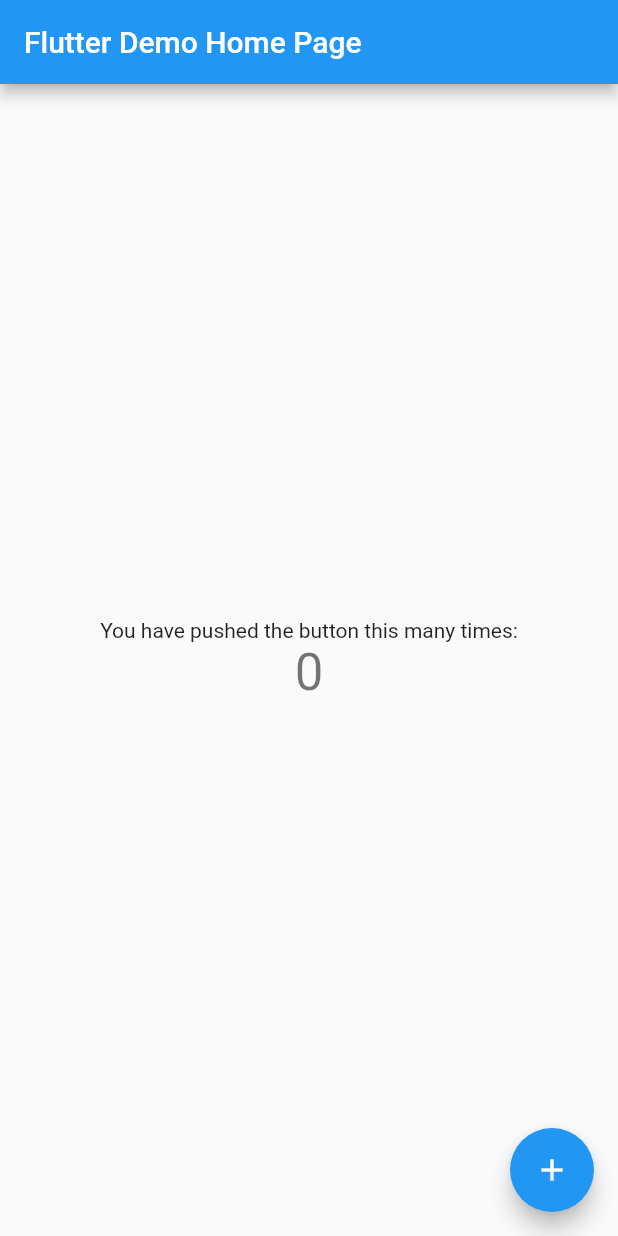
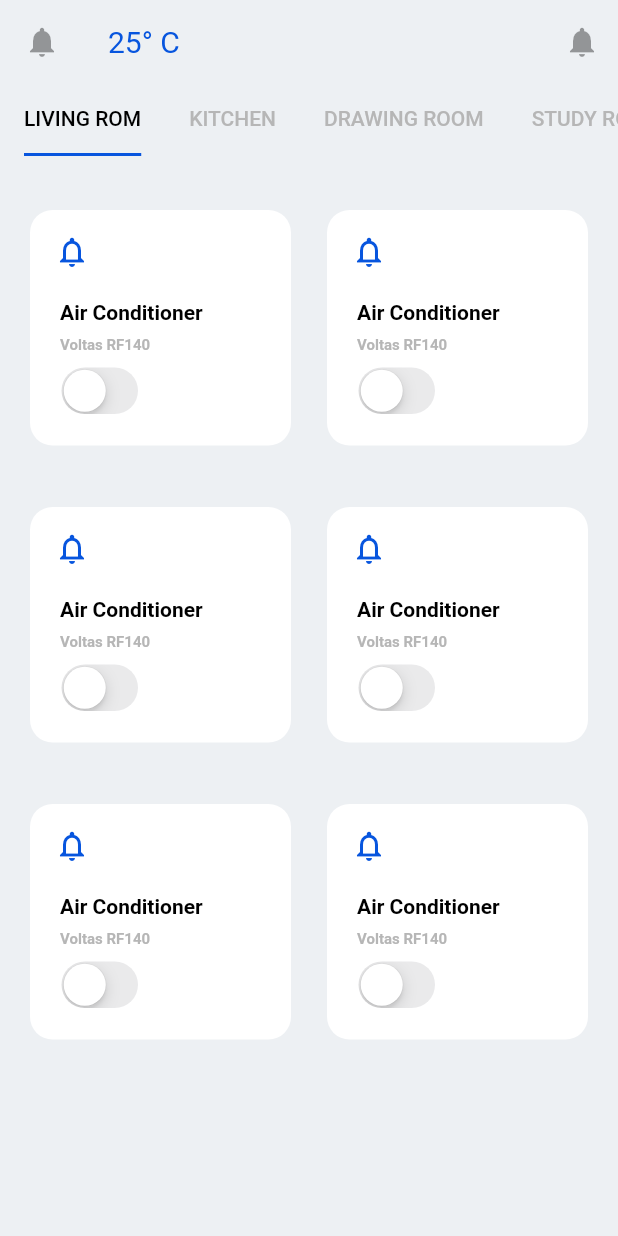
Before and after one commit to vagnersabadi/smart-home, a Flutter app: the screen it shows after launch, on a phone screen of 412 x 824 dp. Run offline on Flutter 3.47's test engine with Material 2 defaults, Android fonts, the phone set to English and light mode, and no system bars.

Commit message:
feat(menu): list cards

```diff
--- a/lib/main.dart
+++ b/lib/main.dart
@@ -1,4 +1,6 @@
+import 'package:flutter/cupertino.dart';
 import 'package:flutter/material.dart';
+import './theme/theme.dart';
 
 void main() => runApp(MyApp());
 
@@ -7,105 +9,133 @@ class MyApp extends StatelessWidget {
   @override
   Widget build(BuildContext context) {
     return MaterialApp(
-      title: 'Flutter Demo',
-      theme: ThemeData(
-        // This is the theme of your application.
-        //
-        // Try running your application with "flutter run". You'll see the
-        // application has a blue toolbar. Then, without quitting the app, try
-        // changing the primarySwatch below to Colors.green and then invoke
-        // "hot reload" (press "r" in the console where you ran "flutter run",
-        // or simply save your changes to "hot reload" in a Flutter IDE).
-        // Notice that the counter didn't reset back to zero; the application
-        // is not restarted.
-        primarySwatch: Colors.blue,
-      ),
-      home: MyHomePage(title: 'Flutter Demo Home Page'),
-    );
+        debugShowCheckedModeBanner: false,
+        home: DefaultTabController(
+            length: 4,
+            child: Scaffold(
+              appBar: AppBar(
+                elevation: 0.0,
+                leading: IconButton(
+                    icon: Icon(Icons.notifications), onPressed: null),
+                title: Text(
+                  '25° C',
+                  style: TextStyle(
+                      fontWeight: FontWeight.w400, color: ColorPrimary),
+                ),
+                backgroundColor: ColorSecondary,
+                actions: <Widget>[
+                  IconButton(icon: Icon(Icons.notifications), onPressed: null)
+                ],
+                bottom: TabBar(
+                  isScrollable: true,
+                  indicatorColor: ColorPrimary,
+                  labelColor: Colors.black,
+                  unselectedLabelColor: Grey1,
+                  indicatorSize: TabBarIndicatorSize.label,
+                  tabs: [
+                    // Tab(icon: Icon(Icons.directions_car)),
+                    Tab(
+                      text: 'LIVING ROM',
+                    ),
+                    Tab(
+                      text: 'KITCHEN',
+                    ),
+                    Tab(
+                      text: 'DRAWING ROOM',
+                    ),
+                    Tab(
+                      text: 'STUDY ROOM',
+                    ),
+                  ],
+                ),
+              ),
+              backgroundColor: ColorSecondary,
+              body: TabBarView(
+                children: [
+                  new Padding(
+                    padding: EdgeInsets.only(top: 16),
+                    child: ListCards(),
+                  ),
+                  Icon(Icons.directions_transit),
+                  Icon(Icons.directions_bike),
+                  Icon(Icons.directions_bike),
+                ],
+              ),
+            )));
   }
 }
 
-class MyHomePage extends StatefulWidget {
-  MyHomePage({Key key, this.title}) : super(key: key);
-
-  // This widget is the home page of your application. It is stateful, meaning
-  // that it has a State object (defined below) that contains fields that affect
-  // how it looks.
-
-  // This class is the configuration for the state. It holds the values (in this
-  // case the title) provided by the parent (in this case the App widget) and
-  // used by the build method of the State. Fields in a Widget subclass are
-  // always marked "final".
-
-  final String title;
-
+class ListCards extends StatelessWidget {
   @override
-  _MyHomePageState createState() => _MyHomePageState();
+  Widget build(BuildContext context) {
+    return Padding(
+        padding: EdgeInsets.all(16),
+        child: GridView.count(
+            crossAxisCount: 2,
+            crossAxisSpacing: 16,
+            mainAxisSpacing: 16,
+            children: List.generate(6, (index) {
+              return Center(child: CardCustom());
+            })));
+  }
 }
 
-class _MyHomePageState extends State<MyHomePage> {
-  int _counter = 0;
-
-  void _incrementCounter() {
-    setState(() {
-      // This call to setState tells the Flutter framework that something has
-      // changed in this State, which causes it to rerun the build method below
-      // so that the display can reflect the updated values. If we changed
-      // _counter without calling setState(), then the build method would not be
-      // called again, and so nothing would appear to happen.
-      _counter++;
-    });
-  }
-
+class CardCustom extends StatelessWidget {
   @override
   Widget build(BuildContext context) {
-    // This method is rerun every time setState is called, for instance as done
-    // by the _incrementCounter method above.
-    //
-    // The Flutter framework has been optimized to make rerunning build methods
-    // fast, so that you can just rebuild anything that needs updating rather
-    // than having to individually change instances of widgets.
-    return Scaffold(
-      appBar: AppBar(
-        // Here we take the value from the MyHomePage object that was created by
-        // the App.build method, and use it to set our appbar title.
-        title: Text(widget.title),
-      ),
-      body: Center(
-        // Center is a layout widget. It takes a single child and positions it
-        // in the middle of the parent.
-        child: Column(
-          // Column is also a layout widget. It takes a list of children and
-          // arranges them vertically. By default, it sizes itself to fit its
-          // children horizontally, and tries to be as tall as its parent.
-          //
-          // Invoke "debug painting" (press "p" in the console, choose the
-          // "Toggle Debug Paint" action from the Flutter Inspector in Android
-          // Studio, or the "Toggle Debug Paint" command in Visual Studio Code)
-          // to see the wireframe for each widget.
-          //
-          // Column has various properties to control how it sizes itself and
-          // how it positions its children. Here we use mainAxisAlignment to
-          // center the children vertically; the main axis here is the vertical
-          // axis because Columns are vertical (the cross axis would be
-          // horizontal).
-          mainAxisAlignment: MainAxisAlignment.center,
+    return new Container(
+      child: new Center(
+        child: new Column(
           children: <Widget>[
-            Text(
-              'You have pushed the button this many times:',
-            ),
-            Text(
-              '$_counter',
-              style: Theme.of(context).textTheme.display1,
+            new Card(
+              elevation: 0.0,
+              shape: RoundedRectangleBorder(
+                  borderRadius: BorderRadius.circular(15.0)),
+              child: InkWell(
+                child: Container(
+                    width: 200,
+                    child: Padding(
+                        padding: EdgeInsets.all(16.0),
+                        child: Column(
+                          crossAxisAlignment: CrossAxisAlignment.start,
+                          children: <Widget>[
+                            new Padding(
+                              padding: EdgeInsets.only(bottom: 16),
+                              child: Icon(
+                                Icons.notifications_none,
+                                color: ColorPrimary,
+                              ),
+                            ),
+                            new Padding(
+                              padding: EdgeInsets.all(4),
+                              child: Text('Air Conditioner',
+                                  style: TextStyle(
+                                      color: Colors.black,
+                                      fontWeight: FontWeight.w600)),
+                            ),
+                            new Padding(
+                              padding: EdgeInsets.all(4),
+                              child: Text('Voltas RF140',
+                                  style: TextStyle(
+                                      color: Grey1,
+                                      fontWeight: FontWeight.w600,
+                                      fontSize: 10)),
+                            ),
+                            new Padding(
+                              padding: EdgeInsets.all(1),
+                              child: CupertinoSwitch(
+                                value: false,
+                                onChanged: (bool value) {},
+                                activeColor: ColorPrimary,
+                              ),
+                            )
+                          ],
+                        ))),
+              ),
             ),
           ],
         ),
       ),
-      floatingActionButton: FloatingActionButton(
-        onPressed: _incrementCounter,
-        tooltip: 'Increment',
-        child: Icon(Icons.add),
-      ), // This trailing comma makes auto-formatting nicer for build methods.
     );
   }
 }
--- a/lib/theme/colors.dart
+++ b/lib/theme/colors.dart
@@ -9,12 +9,15 @@ const ColorSecondary = const Color(0xffedf0f3);
 //#b6b6b6
 const Grey1 = const Color(0xffb6b6b6);
 
+//#0136c6
+const Blue1 = const Color(0xff0136c6);
+
+
 
 
 const ColorMuted = const Color.fromRGBO(255, 255, 255, 0.6);
 
 //Palette Colors
-//#0136c6
 //#5c6272
 //#0838aa
 //#afc3d6
```
